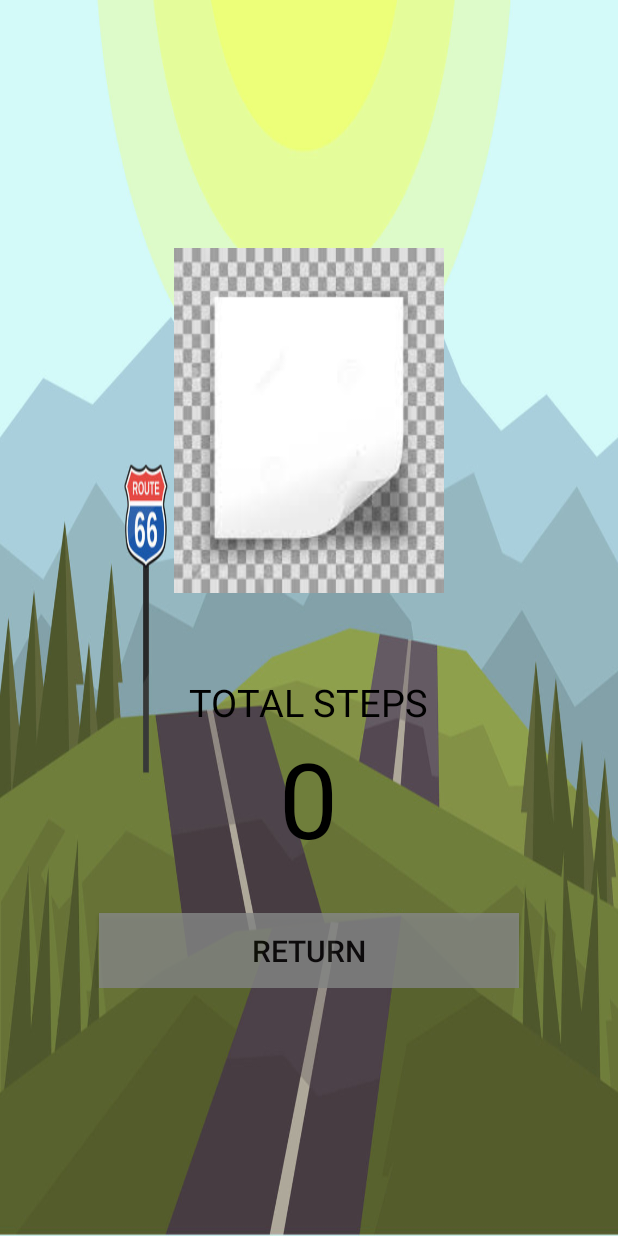
After one commit to soniaigartua/lorenaApp, an Android app: the StepsCounterActivity screen opened directly, with no data from a screen before it, on a phone screen of 412 x 824 dp. The commit adds this screen. Run offline under Robolectric (Android 15) with nearby library versions, the phone set to English and light mode, and no system bars; our stand-ins replace ButterKnife, Picasso, Room's generated code; pictures from the network do not load; 3 statements that could not run were skipped.

Commit message:
added counter steps functionality

```diff
--- a/app/src/main/AndroidManifest.xml
+++ b/app/src/main/AndroidManifest.xml
@@ -7,6 +7,9 @@
     <uses-permission android:name="android.permission.ACCESS_COARSE_LOCATION" />
     <uses-permission android:name="android.permission.ACCESS_FINE_LOCATION" />
 
+    <uses-feature android:name="android.hardware.sensor.stepcounter" />
+    <uses-feature android:name="android.hardware.sensor.stepdetector" />
+
     <application
         android:allowBackup="false"
         android:icon="@mipmap/ic_launcher"
@@ -14,7 +17,8 @@
         android:roundIcon="@mipmap/ic_launcher_round"
         android:supportsRtl="true"
         android:theme="@style/AppTheme">
-        <activity android:name=".activity.ExerciseSelectActivity"></activity>
+        <activity android:name=".activity.StepsCounterActivity"></activity>
+        <activity android:name=".activity.ExerciseSelectActivity" />
         <activity android:name=".activity.WelcomeActivity" />
         <activity android:name=".activity.AvatarSelectActivity" />
         <activity android:name=".activity.PresentationActivity">
--- /dev/null
+++ b/app/src/main/java/com/example/pps_tudai/activity/StepsCounterActivity.java
@@ -0,0 +1,58 @@
+package com.example.pps_tudai.activity;
+
+import androidx.appcompat.app.AppCompatActivity;
+import android.hardware.SensorManager;
+import android.os.Bundle;
+import com.example.pps_tudai.R;
+import com.example.pps_tudai.data.entities.AppRepository;
+import com.example.pps_tudai.data.entities.AppRoomDataBase;
+import com.example.pps_tudai.mvp.model.StepsCounterModel;
+import com.example.pps_tudai.mvp.presenter.StepsCounterPresenter;
+import com.example.pps_tudai.mvp.view.StepsCounterView;
+
+import butterknife.ButterKnife;
+import butterknife.OnClick;
+import static com.example.pps_tudai.utils.StringUtils.USER_ID;
+
+public class StepsCounterActivity extends AppCompatActivity {
+
+    private StepsCounterPresenter presenter;
+    private int userId;
+    SensorManager sensorManager;
+
+    @Override
+    protected void onCreate(Bundle savedInstanceState) {
+        super.onCreate(savedInstanceState);
+        setContentView(R.layout.activity_steps_counter);
+
+        userId = getIntent().getExtras().getInt(USER_ID);
+        init();
+    }
+
+    private void init() {
+        ButterKnife.bind(this);
+        StepsCounterView counterView = new StepsCounterView(this);
+        AppRepository appRepository = new AppRepository(AppRoomDataBase.getDatabase(this).userDao());
+        sensorManager = (SensorManager) getSystemService(SENSOR_SERVICE);
+        StepsCounterModel counterModel = new StepsCounterModel(appRepository);
+        presenter = new StepsCounterPresenter(counterView, counterModel, userId, sensorManager);
+    }
+
+    @OnClick(R.id.btn_return)
+    public void btnReturnClicked() {
+        presenter.stopCounter();
+        presenter.onReturnPressed();
+    }
+
+    @Override
+    protected void onResume() {
+        super.onResume();
+        presenter.activeCounter();
+    }
+
+    @Override
+    protected void onPause() {
+        super.onPause();
+        presenter.stopCounter();
+    }
+}
--- a/app/src/main/java/com/example/pps_tudai/activity/WelcomeActivity.java
+++ b/app/src/main/java/com/example/pps_tudai/activity/WelcomeActivity.java
@@ -50,4 +50,9 @@ public class WelcomeActivity extends AppCompatActivity {
     public void btnExerciseClicked() {
         presenter.onExercisesListPressed();
     }
+
+    @OnClick(R.id.counter_button)
+    public void btnCounterStepsClicked() {
+        presenter.onCounterStepsPressed();
+    }
 }
--- /dev/null
+++ b/app/src/main/java/com/example/pps_tudai/mvp/model/StepsCounterModel.java
@@ -0,0 +1,46 @@
+package com.example.pps_tudai.mvp.model;
+
+import android.hardware.SensorManager;
+
+import com.example.pps_tudai.data.entities.AppRepository;
+import com.example.pps_tudai.data.entities.entity.User;
+
+public class StepsCounterModel {
+
+    private final AppRepository usersRepository;
+    private boolean movement = false;
+    private int steps;
+    private int  accumulated_steps;
+
+    public StepsCounterModel(AppRepository usersRepository) {
+        this.usersRepository = usersRepository;
+    }
+
+    public User getUserById(int id) {
+        return usersRepository.getUserById(id);
+    }
+
+    public int getSteps() {
+        return steps;
+    }
+
+    public void setSteps(int steps) {
+        this.steps = steps;
+    }
+
+    public boolean isMovement() {
+        return movement;
+    }
+
+    public void setMovement(boolean movement) {
+        this.movement = movement;
+    }
+
+    public int getAccumulated_steps() {
+        return accumulated_steps;
+    }
+
+    public void setAccumulated_steps(int accumulated_steps) {
+        this.accumulated_steps = accumulated_steps;
+    }
+}
--- /dev/null
+++ b/app/src/main/java/com/example/pps_tudai/mvp/presenter/StepsCounterPresenter.java
@@ -0,0 +1,72 @@
+package com.example.pps_tudai.mvp.presenter;
+
+import android.hardware.Sensor;
+import android.hardware.SensorEvent;
+import android.hardware.SensorEventListener;
+import android.hardware.SensorManager;
+
+import com.example.pps_tudai.data.entities.entity.User;
+import com.example.pps_tudai.mvp.model.StepsCounterModel;
+import com.example.pps_tudai.mvp.view.StepsCounterView;
+
+import static com.example.pps_tudai.utils.IntUtils.ZERO;
+import static com.example.pps_tudai.utils.StringUtils.FALSE;
+import static com.example.pps_tudai.utils.StringUtils.TRUE;
+
+public class StepsCounterPresenter implements SensorEventListener {
+
+    private static final int ONE = 1;
+    private final StepsCounterView counterView;
+    private final StepsCounterModel counterModel;
+    private User user;
+    SensorManager sensorManager;
+    Sensor sensor;
+
+    public StepsCounterPresenter(StepsCounterView counterView, StepsCounterModel counterModel, int id, SensorManager sensorManager) {
+        this.counterView = counterView;
+        this.counterModel = counterModel;
+        this.init(id);
+        this.sensorManager = sensorManager;
+    }
+
+    public void init(int id) {
+        user = counterModel.getUserById(id);
+        counterView.configSreen(user);
+    }
+
+    public void onReturnPressed() {
+        counterView.returnWelcomeActivity();
+    }
+
+    public void activeCounter() {
+        counterModel.setMovement(TRUE);
+        sensor = sensorManager.getDefaultSensor(Sensor.TYPE_STEP_COUNTER);
+        if (sensor == null) {
+            counterView.showNotSenserRegisteredMessagge();
+        } else {
+            sensorManager.registerListener(this, sensor, SensorManager.SENSOR_DELAY_UI);
+        }
+    }
+
+    @Override
+    public void onSensorChanged(SensorEvent sensorEvent) {
+        if (counterModel.isMovement()) {
+            int aux = counterModel.getAccumulated_steps();
+            counterModel.setAccumulated_steps((int) sensorEvent.values[ZERO]);
+            if (counterModel.getAccumulated_steps() > aux) {
+                counterView.showCountingSteps(String.valueOf(counterModel.getSteps()));
+                counterModel.setSteps(counterModel.getSteps() + ONE);
+            }
+        }
+    }
+
+    @Override
+    public void onAccuracyChanged(Sensor sensor, int i) {
+
+    }
+
+    public void stopCounter() {
+        sensorManager.unregisterListener(this);
+        counterModel.setMovement(FALSE);
+    }
+}
--- a/app/src/main/java/com/example/pps_tudai/mvp/presenter/WelcomePresenter.java
+++ b/app/src/main/java/com/example/pps_tudai/mvp/presenter/WelcomePresenter.java
@@ -32,4 +32,8 @@ public class WelcomePresenter {
     public void onExercisesListPressed() {
         welcomeView.showExercisesList();
     }
+
+    public void onCounterStepsPressed() {
+        welcomeView.showStepsCounterFunction((int)user.getId());
+    }
 }
--- /dev/null
+++ b/app/src/main/java/com/example/pps_tudai/mvp/view/StepsCounterView.java
@@ -0,0 +1,71 @@
+package com.example.pps_tudai.mvp.view;
+
+import android.app.Activity;
+import android.content.Intent;
+import android.widget.ImageView;
+import android.widget.TextView;
+import android.widget.Toast;
+
+import com.example.pps_tudai.R;
+import com.example.pps_tudai.activity.WelcomeActivity;
+import com.example.pps_tudai.data.entities.entity.User;
+import com.squareup.picasso.Picasso;
+
+import java.lang.ref.WeakReference;
+
+import butterknife.BindView;
+import butterknife.ButterKnife;
+
+import static com.example.pps_tudai.utils.IntUtils.USER_AVATAR_HEIGHT;
+import static com.example.pps_tudai.utils.IntUtils.USER_AVATAR_WIDTH;
+import static com.example.pps_tudai.utils.StringUtils.NO_SENSOR_REGISTERED;
+
+public class StepsCounterView {
+
+    @BindView(R.id.email_user)
+    TextView email;
+    @BindView(R.id.image_user)
+    ImageView image_user;
+    @BindView(R.id.number_steps)
+    TextView number_steps;
+
+    // activity should never be exposed publicly
+    private WeakReference<Activity> activityWeak;
+
+    public StepsCounterView(Activity activity) {
+        ButterKnife.bind(this, activity);
+        this.activityWeak = new WeakReference<Activity>(activity);
+    }
+
+    public void configSreen(User user) {
+        if (user.getUrl_image() != null) {
+            Picasso.get().load(user.getUrl_image())
+                    .resize(USER_AVATAR_WIDTH,USER_AVATAR_HEIGHT)
+                    .into(image_user);
+        }
+        email.setText(user.getEmail());
+    }
+
+    public Activity getActivity () {
+        return activityWeak.get();
+    }
+
+    public void returnWelcomeActivity() {
+        if (activityWeak.get() != null) {
+            Intent welcome = new Intent(activityWeak.get(), WelcomeActivity.class);
+            activityWeak.get().startActivity(welcome);
+        }
+    }
+
+    public void showNotSenserRegisteredMessagge() {
+        Toast.makeText(activityWeak.get(), NO_SENSOR_REGISTERED, Toast.LENGTH_LONG).show();
+    }
+
+    public void showMessagge(String mensaje) {
+        Toast.makeText(activityWeak.get(), mensaje, Toast.LENGTH_LONG).show();
+    }
+
+    public void showCountingSteps(String value) {
+        number_steps.setText(String.valueOf(value));
+    }
+}
--- a/app/src/main/java/com/example/pps_tudai/utils/StringUtils.java
+++ b/app/src/main/java/com/example/pps_tudai/utils/StringUtils.java
@@ -36,4 +36,9 @@ public class StringUtils {
 
     public static final String WGER_BASE_URL = "https://wger.de";
     public static final String FORMAT_CALL_EXERCISE = "json";
+
+    public static final String NO_SENSOR_REGISTERED = "No Step Counter Sensor !";
+
+    public static final boolean FALSE = false;
+    public static final boolean TRUE = true;
 }
--- /dev/null
+++ b/app/src/main/res/layout/activity_steps_counter.xml
@@ -0,0 +1,66 @@
+<?xml version="1.0" encoding="utf-8"?>
+<LinearLayout xmlns:android="http://schemas.android.com/apk/res/android"
+    xmlns:tools="http://schemas.android.com/tools"
+    style="@style/AppTheme.lorenaApp"
+    android:layout_width="match_parent"
+    android:layout_height="match_parent"
+    tools:context=".activity.StepsCounterActivity">
+
+
+    <LinearLayout
+        android:layout_width="match_parent"
+        android:layout_height="wrap_content"
+        android:gravity="center"
+        android:orientation="vertical">
+
+        <ImageView
+            android:id="@+id/image_user"
+            android:layout_width="@dimen/width_img_avatar_dialog"
+            android:layout_height="@dimen/height_img_avatar_dialog"
+            android:background="@drawable/undefined" />
+
+        <TextView
+            android:id="@+id/email_user"
+            android:layout_width="wrap_content"
+            android:layout_height="wrap_content"
+            android:layout_gravity="center_horizontal"
+            android:textColor="@color/black_color"
+            android:textSize="@dimen/font_size_weather_desc" />
+    </LinearLayout>
+
+
+    <LinearLayout
+        android:id="@+id/weather_button"
+        android:layout_width="match_parent"
+        android:layout_height="wrap_content"
+        android:layout_marginTop="20dp"
+        android:gravity="center"
+        android:orientation="vertical">
+
+        <TextView
+            android:id="@+id/counter_tittle"
+            android:layout_width="wrap_content"
+            android:layout_height="wrap_content"
+            android:layout_gravity="center_horizontal"
+            android:text="Total Steps"
+            android:textAllCaps="true"
+            android:textColor="@color/black_color"
+            android:textSize="25sp" />
+
+        <TextView
+            android:id="@+id/number_steps"
+            android:layout_width="wrap_content"
+            android:layout_height="wrap_content"
+            android:text="0"
+            android:textColor="@color/black_color"
+            android:textSize="70sp" />
+
+        <Button
+            android:id="@+id/btn_return"
+            style="@style/ButtonStyle"
+            android:layout_marginTop="30dp"
+            android:text="@string/button_save_avatar" />
+
+    </LinearLayout>
+
+</LinearLayout>
--- a/app/src/main/res/layout/activity_welcome.xml
+++ b/app/src/main/res/layout/activity_welcome.xml
@@ -94,7 +94,7 @@
             android:layout_width="@dimen/width_options_welcome_screen"
             android:layout_height="@dimen/height_options_welcome_screen"
             android:gravity="center"
-            android:id="@+id/more_button"
+            android:id="@+id/counter_button"
             android:orientation="vertical">
 
             <ImageView
@@ -107,7 +107,7 @@
                 android:id="@+id/more_info_tittle"
                 android:layout_width="wrap_content"
                 android:layout_height="wrap_content"
-                android:text="@string/button_more"
+                android:text="@string/button_counter"
                 android:layout_gravity="center_horizontal"
                 android:textColor="@color/black_color"
                 android:textSize="@dimen/font_size_welcome_screen" />
--- a/app/src/main/res/values/strings.xml
+++ b/app/src/main/res/values/strings.xml
@@ -29,7 +29,7 @@
     <string name="button_avatar_apply">APPLY</string>
     <string name="button_logout">LOGOUT</string>
     <string name="button_weather">WEATHER</string>
-    <string name="button_more">MORE</string>
+    <string name="button_counter">COUNTER</string>
     <string name="button_exercises">EXERCISES</string>
 
     <string name="title_exercises_selection">LIST OF AVAILABLE EXERCISES:</string>
```
Also changed, not shown: app/src/main/java/com/example/pps_tudai/mvp/view/WelcomeView.java (+9 -0 lines).
